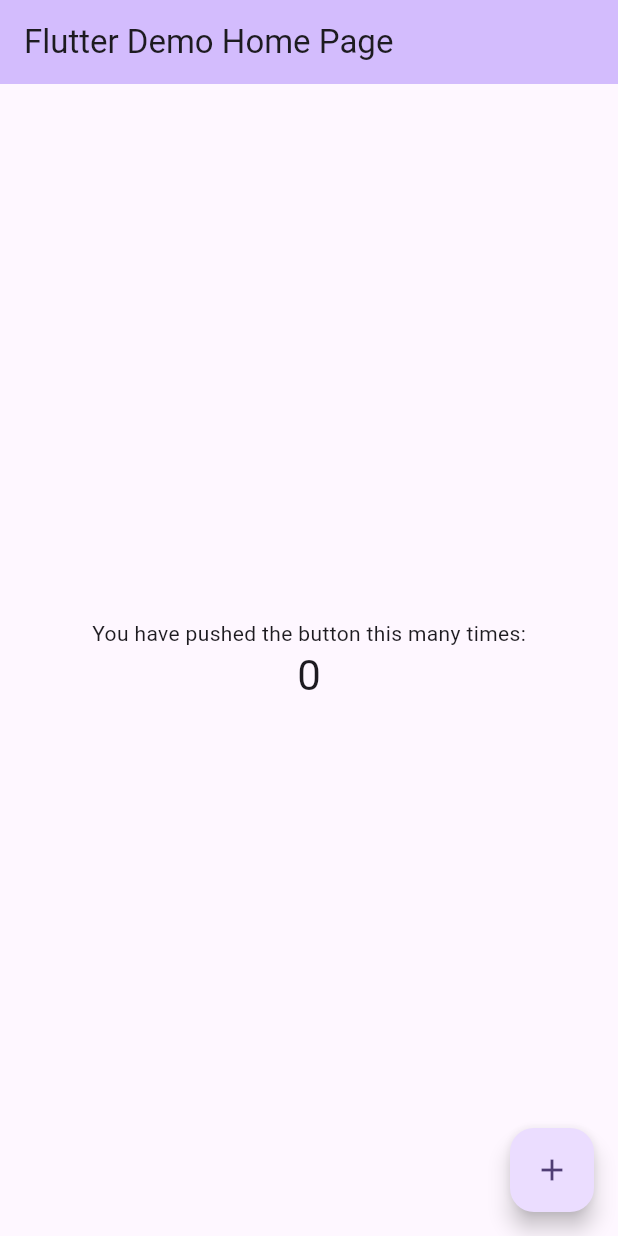
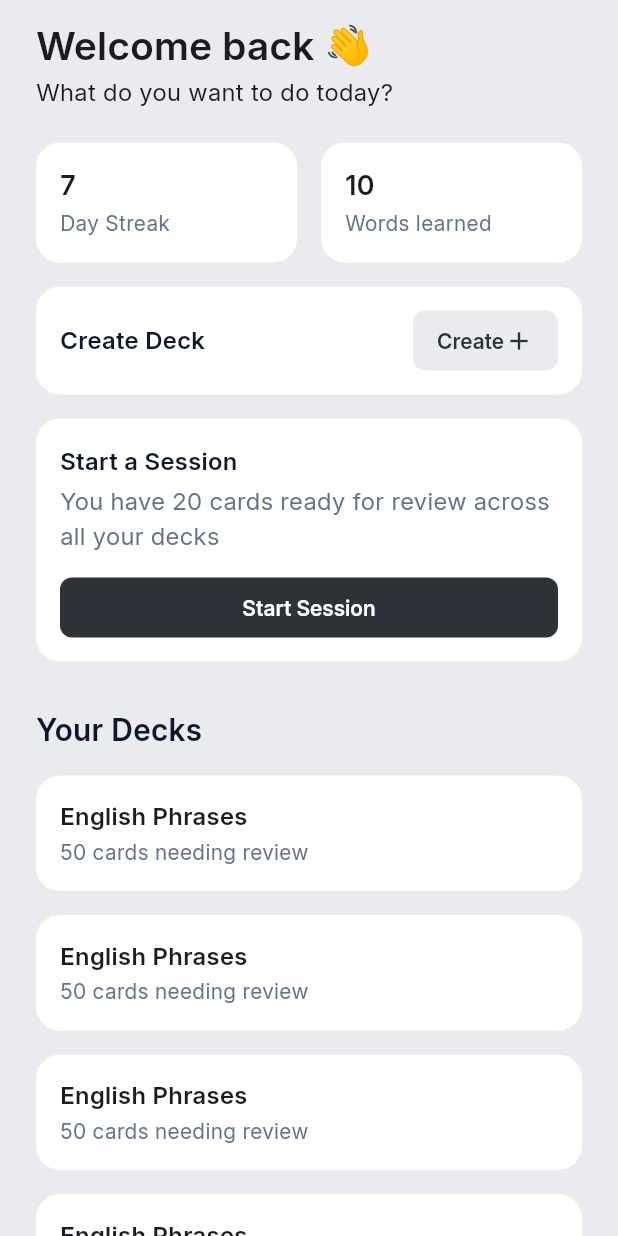
Before and after one commit to tilucasoli/linzen, a Flutter app: the screen it shows after launch, on a phone screen of 412 x 824 dp. Run offline on Flutter 3.47's test engine with Material 3 defaults, Android fonts, the phone set to English and light mode, and no system bars.

Commit message:
Create HomeScreen

```diff
--- a/lib/main.dart
+++ b/lib/main.dart
@@ -1,4 +1,6 @@
 import 'package:flutter/material.dart';
+
+import 'ui/home/widgets/home_screen.dart';
 
 void main() {
   runApp(const MyApp());
@@ -14,53 +16,7 @@ class MyApp extends StatelessWidget {
       theme: ThemeData(
         colorScheme: ColorScheme.fromSeed(seedColor: Colors.deepPurple),
       ),
-      home: const MyHomePage(title: 'Flutter Demo Home Page'),
+      home: const HomeScreen(),
     );
   }
 }
-
-class MyHomePage extends StatefulWidget {
-  const MyHomePage({super.key, required this.title});
-
-  final String title;
-
-  @override
-  State<MyHomePage> createState() => _MyHomePageState();
-}
-
-class _MyHomePageState extends State<MyHomePage> {
-  int _counter = 0;
-
-  void _incrementCounter() {
-    setState(() {
-      _counter++;
-    });
-  }
-
-  @override
-  Widget build(BuildContext context) {
-    return Scaffold(
-      appBar: AppBar(
-        backgroundColor: Theme.of(context).colorScheme.inversePrimary,
-        title: Text(widget.title),
-      ),
-      body: Center(
-        child: Column(
-          mainAxisAlignment: MainAxisAlignment.center,
-          children: <Widget>[
-            const Text('You have pushed the button this many times:'),
-            Text(
-              '$_counter',
-              style: Theme.of(context).textTheme.headlineMedium,
-            ),
-          ],
-        ),
-      ),
-      floatingActionButton: FloatingActionButton(
-        onPressed: _incrementCounter,
-        tooltip: 'Increment',
-        child: const Icon(Icons.add),
-      ),
-    );
-  }
-}
--- /dev/null
+++ b/lib/ui/home/widgets/home_screen.dart
@@ -0,0 +1,309 @@
+import 'package:flutter/material.dart';
+
+class HomeScreen extends StatelessWidget {
+  const HomeScreen({super.key});
+
+  @override
+  Widget build(BuildContext context) {
+    return Scaffold(
+      body: SafeArea(
+        bottom: false,
+        minimum: EdgeInsets.symmetric(horizontal: 24),
+        child: CustomScrollView(
+          slivers: [
+            SliverPadding(
+              padding: EdgeInsets.only(top: 16, bottom: 24),
+              sliver: SliverToBoxAdapter(child: _Header()),
+            ),
+            SliverToBoxAdapter(
+              child: Column(
+                spacing: 16,
+                children: [
+                  Row(
+                    spacing: 16,
+                    children: [
+                      Expanded(
+                        child: _InfoCard(value: '7', title: 'Day Streak'),
+                      ),
+                      Expanded(
+                        child: _InfoCard(value: '10', title: 'Words learned'),
+                      ),
+                    ],
+                  ),
+                  _CreateButtonCard(),
+                  StartSessionCard(),
+                ],
+              ),
+            ),
+            SliverPadding(
+              padding: EdgeInsets.only(top: 32, bottom: 16),
+              sliver: SliverToBoxAdapter(
+                child: Text(
+                  'Your Decks',
+                  style: TextStyle(
+                    fontSize: 20,
+                    fontWeight: FontWeight.w600,
+                    height: 1.4,
+                    color: Color(0xFF0F172A),
+                    fontFamily: 'Inter',
+                  ),
+                ),
+              ),
+            ),
+            SliverPadding(
+              padding: EdgeInsets.only(bottom: 32),
+              sliver: SliverList.separated(
+                itemCount: 10,
+                separatorBuilder: (context, index) {
+                  return SizedBox(height: 16);
+                },
+                itemBuilder: (context, index) {
+                  return _DeckCard(
+                    title: 'English Phrases',
+                    subtitle: '50 cards needing review',
+                  );
+                },
+              ),
+            ),
+          ],
+        ),
+      ),
+      backgroundColor: Color(0xFFEAEBEF),
+    );
+  }
+}
+
+class _InfoCard extends StatelessWidget {
+  const _InfoCard({required this.value, required this.title});
+
+  final String value;
+  final String title;
+
+  @override
+  Widget build(BuildContext context) {
+    return Container(
+      padding: EdgeInsets.all(16),
+      decoration: BoxDecoration(
+        color: Colors.white,
+        borderRadius: BorderRadius.circular(16),
+      ),
+      child: Column(
+        crossAxisAlignment: CrossAxisAlignment.start,
+        spacing: 2,
+        children: [
+          Text(
+            value,
+            style: TextStyle(
+              fontSize: 18,
+              fontWeight: FontWeight.w600,
+              fontFamily: 'Inter',
+            ),
+          ),
+          Text(
+            title,
+            style: TextStyle(
+              fontSize: 14,
+              fontWeight: FontWeight.w400,
+              fontFamily: 'Inter',
+              color: Color(0xFF64748B),
+            ),
+          ),
+        ],
+      ),
+    );
+  }
+}
+
+class _DeckCard extends StatelessWidget {
+  const _DeckCard({required this.title, required this.subtitle});
+
+  final String title;
+  final String subtitle;
+
+  @override
+  Widget build(BuildContext context) {
+    return Container(
+      padding: EdgeInsets.all(16),
+      decoration: BoxDecoration(
+        color: Colors.white,
+        borderRadius: BorderRadius.circular(16),
+      ),
+      child: Column(
+        crossAxisAlignment: CrossAxisAlignment.start,
+        spacing: 2,
+        children: [
+          Text(
+            title,
+            style: TextStyle(
+              fontSize: 16,
+              fontWeight: FontWeight.w600,
+              fontFamily: 'Inter',
+            ),
+          ),
+          Text(
+            subtitle,
+            style: TextStyle(
+              fontSize: 14,
+              fontWeight: FontWeight.w400,
+              fontFamily: 'Inter',
+              color: Color(0xFF64748B),
+            ),
+          ),
+        ],
+      ),
+    );
+  }
+}
+
+class _CreateButtonCard extends StatelessWidget {
+  @override
+  Widget build(BuildContext context) {
+    return Container(
+      padding: EdgeInsets.symmetric(horizontal: 16, vertical: 12),
+      decoration: BoxDecoration(
+        color: Colors.white,
+        borderRadius: BorderRadius.circular(16),
+      ),
+      child: Row(
+        mainAxisAlignment: MainAxisAlignment.spaceBetween,
+        children: [
+          Text(
+            'Create Deck',
+            style: TextStyle(
+              fontSize: 16,
+              fontFamily: 'Inter',
+              fontWeight: FontWeight.w600,
+              color: Color(0xFF0F172A),
+            ),
+          ),
+          TextButton(
+            onPressed: () {},
+            style: ButtonStyle(
+              shape: WidgetStateProperty.all(
+                RoundedRectangleBorder(borderRadius: BorderRadius.circular(8)),
+              ),
+              padding: WidgetStateProperty.all(
+                EdgeInsets.symmetric(horizontal: 16, vertical: 6),
+              ),
+              foregroundColor: WidgetStateProperty.all(Color(0xFF2E333A)),
+              textStyle: WidgetStateProperty.all(
+                TextStyle(
+                  fontSize: 14,
+                  fontWeight: FontWeight.w600,
+                  fontFamily: 'Inter',
+                ),
+              ),
+              backgroundColor: WidgetStateProperty.all(Color(0xFFEAEBEF)),
+            ),
+            child: Row(
+              children: [
+                Text('Create'),
+                Icon(Icons.add, size: 20, color: Color(0xFF2E333A)),
+              ],
+            ),
+          ),
+        ],
+      ),
+    );
+  }
+}
+
+class _Header extends StatelessWidget {
+  @override
+  Widget build(BuildContext context) {
+    return SizedBox(
+      width: double.infinity,
+      child: Column(
+        crossAxisAlignment: CrossAxisAlignment.start,
+        spacing: 6,
+        children: [
+          Text(
+            'Welcome back 👋',
+            style: TextStyle(
+              fontSize: 26,
+              fontWeight: FontWeight.w600,
+              fontFamily: 'Inter',
+              height: 1.1,
+            ),
+          ),
+          Text(
+            'What do you want to do today?',
+            style: TextStyle(
+              fontSize: 16,
+              fontWeight: FontWeight.w400,
+              fontFamily: 'Inter',
+              height: 1.25,
+            ),
+          ),
+        ],
+      ),
+    );
+  }
+}
+
+class StartSessionCard extends StatelessWidget {
+  const StartSessionCard({super.key});
+  @override
+  Widget build(BuildContext context) {
+    return Container(
+      padding: EdgeInsets.symmetric(horizontal: 16, vertical: 16),
+      decoration: BoxDecoration(
+        color: Colors.white,
+        borderRadius: BorderRadius.circular(16),
+      ),
+      child: Column(
+        crossAxisAlignment: CrossAxisAlignment.start,
+        children: [
+          Text(
+            'Start a Session',
+            style: TextStyle(
+              fontSize: 16,
+              fontFamily: 'Inter',
+              fontWeight: FontWeight.w600,
+              color: Color(0xFF0F172A),
+              height: 1.5,
+            ),
+          ),
+          SizedBox(height: 4),
+          Text(
+            'You have 20 cards ready for review across all your decks',
+            style: TextStyle(
+              fontSize: 16,
+              fontFamily: 'Inter',
+              fontWeight: FontWeight.w400,
+              color: Color(0xFF64748B),
+            ),
+          ),
+          SizedBox(height: 16),
+          SizedBox(
+            width: double.infinity,
+            child: TextButton(
+              onPressed: () {},
+              style: ButtonStyle(
+                tapTargetSize: MaterialTapTargetSize.shrinkWrap,
+                shape: WidgetStateProperty.all(
+                  RoundedRectangleBorder(
+                    borderRadius: BorderRadius.circular(8),
+                  ),
+                ),
+                padding: WidgetStateProperty.all(
+                  EdgeInsets.symmetric(horizontal: 16, vertical: 6),
+                ),
+                foregroundColor: WidgetStateProperty.all(Colors.white),
+                textStyle: WidgetStateProperty.all(
+                  TextStyle(
+                    fontSize: 14,
+                    fontWeight: FontWeight.w600,
+                    fontFamily: 'Inter',
+                  ),
+                ),
+                backgroundColor: WidgetStateProperty.all(Color(0xFF2E333A)),
+              ),
+              child: Text('Start Session'),
+            ),
+          ),
+        ],
+      ),
+    );
+  }
+}
```
